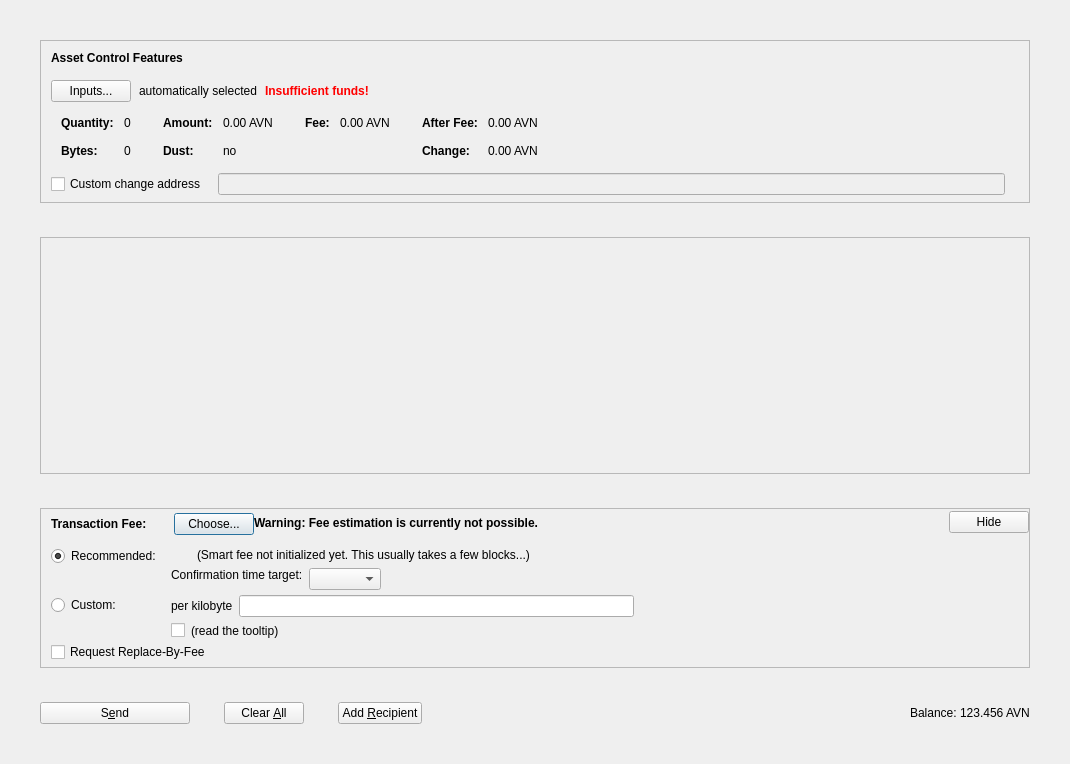
This is src/qt/forms/assetsdialog.ui in AvianNetwork/Avian as Qt 5 draws it before an edit. The edited form follows.
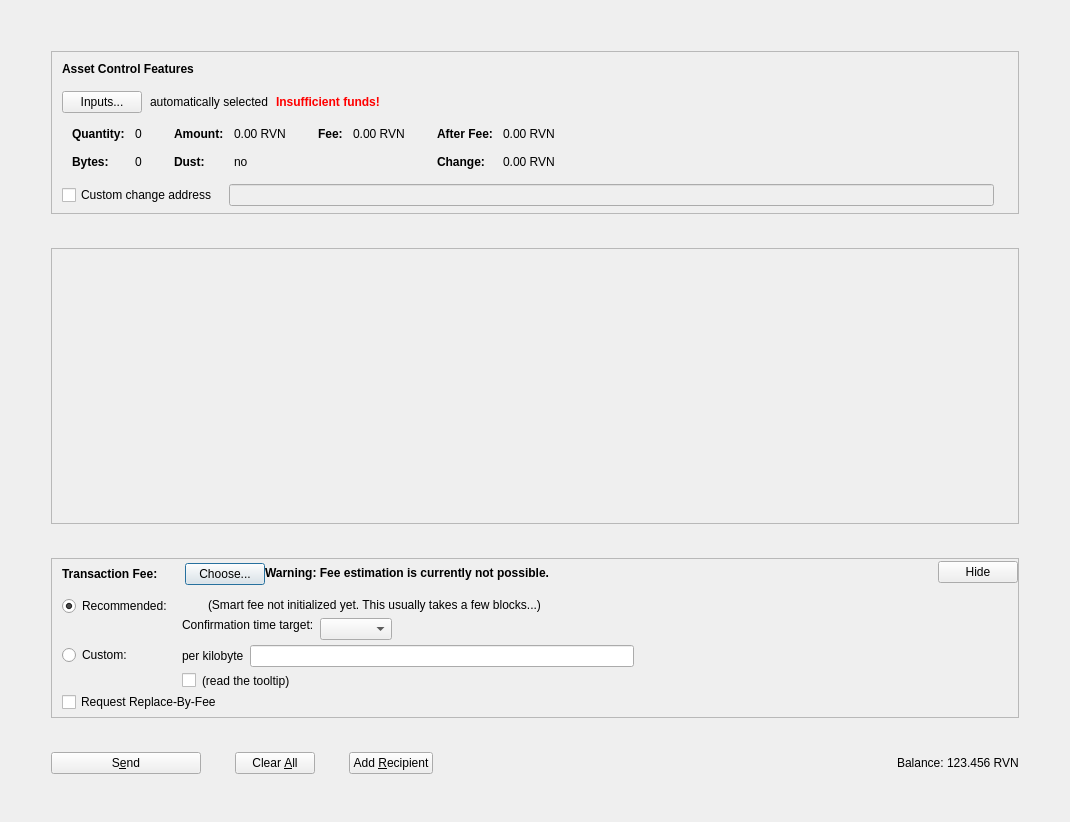
This is the edited form. Icons and pictures are not drawn. Custom widgets are drawn as their Qt base class.

```diff
--- a/src/qt/forms/assetsdialog.ui
+++ b/src/qt/forms/assetsdialog.ui
@@ -7,13 +7,18 @@
     <x>0</x>
     <y>0</y>
     <width>1070</width>
-    <height>764</height>
+    <height>822</height>
    </rect>
   </property>
   <property name="windowTitle">
    <string>Send Coins</string>
   </property>
-  <layout class="QVBoxLayout" name="verticalLayout" stretch="0,1,0,0">
+  <layout class="QVBoxLayout" name="verticalLayout" stretch="0">
+   <property name="bottomMargin">
+    <number>8</number>
+   </property>
+   <item>
+    <layout class="QVBoxLayout" name="verticalLayout_3">
    <property name="spacing">
     <number>34</number>
    </property>
@@ -66,7 +71,7 @@
        <number>6</number>
       </property>
       <item>
-       <layout class="QVBoxLayout" name="verticalLayoutAssetControl" stretch="0,0,0,0,0">
+         <layout class="QVBoxLayout" name="verticalLayoutAssetControl" stretch="0,0,0,0,1">
         <property name="spacing">
          <number>0</number>
         </property>
@@ -336,7 +341,7 @@
                   <enum>Qt::ActionsContextMenu</enum>
                  </property>
                  <property name="text">
-                  <string notr="true">0.00 AVN</string>
+                    <string notr="true">0.00 RVN</string>
                  </property>
                  <property name="textInteractionFlags">
                   <set>Qt::LinksAccessibleByMouse|Qt::TextSelectableByKeyboard|Qt::TextSelectableByMouse</set>
@@ -416,7 +421,7 @@
                   <enum>Qt::ActionsContextMenu</enum>
                  </property>
                  <property name="text">
-                  <string notr="true">0.00 AVN</string>
+                    <string notr="true">0.00 RVN</string>
                  </property>
                  <property name="textInteractionFlags">
                   <set>Qt::LinksAccessibleByMouse|Qt::TextSelectableByKeyboard|Qt::TextSelectableByMouse</set>
@@ -467,7 +472,7 @@
                   <enum>Qt::ActionsContextMenu</enum>
                  </property>
                  <property name="text">
-                  <string notr="true">0.00 AVN</string>
+                    <string notr="true">0.00 RVN</string>
                  </property>
                  <property name="textInteractionFlags">
                   <set>Qt::LinksAccessibleByMouse|Qt::TextSelectableByKeyboard|Qt::TextSelectableByMouse</set>
@@ -496,7 +501,7 @@
                   <enum>Qt::ActionsContextMenu</enum>
                  </property>
                  <property name="text">
-                  <string notr="true">0.00 AVN</string>
+                    <string notr="true">0.00 RVN</string>
                  </property>
                  <property name="textInteractionFlags">
                   <set>Qt::LinksAccessibleByMouse|Qt::TextSelectableByKeyboard|Qt::TextSelectableByMouse</set>
@@ -599,8 +604,8 @@
        <rect>
         <x>0</x>
         <y>0</y>
-        <width>988</width>
-        <height>105</height>
+          <width>964</width>
+          <height>165</height>
        </rect>
       </property>
       <layout class="QVBoxLayout" name="verticalLayout_2" stretch="0,1">
@@ -868,7 +873,7 @@
                   </widget>
                  </item>
                  <item>
-                  <widget class="AvianAmountField" name="customFee"/>
+                    <widget class="RavenAmountField" name="customFee"/>
                  </item>
                  <item>
                   <spacer name="horizontalSpacer_6">
@@ -890,7 +895,7 @@
                  <item>
                   <widget class="QCheckBox" name="checkBoxMinimumFee">
                    <property name="toolTip">
-                    <string>Paying only the minimum fee is just fine as long as there is less transaction volume than space in the blocks. But be aware that this can end up in a never confirming transaction once there is more demand for avian transactions than the network can process.</string>
+                      <string>Paying only the minimum fee is just fine as long as there is less transaction volume than space in the blocks. But be aware that this can end up in a never confirming transaction once there is more demand for raven transactions than the network can process.</string>
                    </property>
                    <property name="text">
                     <string/>
@@ -903,7 +908,7 @@
                     <bool>true</bool>
                    </property>
                    <property name="toolTip">
-                    <string>Paying only the minimum fee is just fine as long as there is less transaction volume than space in the blocks. But be aware that this can end up in a never confirming transaction once there is more demand for avian transactions than the network can process.</string>
+                      <string>Paying only the minimum fee is just fine as long as there is less transaction volume than space in the blocks. But be aware that this can end up in a never confirming transaction once there is more demand for raven transactions than the network can process.</string>
                    </property>
                    <property name="text">
                     <string>(read the tooltip)</string>
@@ -1165,7 +1170,7 @@
         <string>S&amp;end</string>
        </property>
        <property name="icon">
-        <iconset resource="../avian.qrc">
+          <iconset resource="../raven.qrc">
          <normaloff>:/icons/send</normaloff>:/icons/send</iconset>
        </property>
        <property name="autoDefault">
@@ -1191,7 +1196,7 @@
         <string>Clear &amp;All</string>
        </property>
        <property name="icon">
-        <iconset resource="../avian.qrc">
+          <iconset resource="../raven.qrc">
          <normaloff>:/icons/remove</normaloff>:/icons/remove</iconset>
        </property>
        <property name="autoDefault">
@@ -1202,13 +1207,13 @@
      <item>
       <widget class="QPushButton" name="addButton">
        <property name="toolTip">
-        <string>Transfer to multiple recipients at once</string>
+          <string>Send to multiple recipients at once</string>
        </property>
        <property name="text">
         <string>Add &amp;Recipient</string>
        </property>
        <property name="icon">
-        <iconset resource="../avian.qrc">
+          <iconset resource="../raven.qrc">
          <normaloff>:/icons/add</normaloff>:/icons/add</iconset>
        </property>
        <property name="autoDefault">
@@ -1259,12 +1264,14 @@
           <cursorShape>IBeamCursor</cursorShape>
          </property>
          <property name="text">
-          <string notr="true">123.456 AVN</string>
+            <string notr="true">123.456 RVN</string>
          </property>
          <property name="textInteractionFlags">
           <set>Qt::LinksAccessibleByMouse|Qt::TextSelectableByKeyboard|Qt::TextSelectableByMouse</set>
          </property>
         </widget>
+         </item>
+        </layout>
        </item>
       </layout>
      </item>
@@ -1279,14 +1286,14 @@
    <header>qvalidatedlineedit.h</header>
   </customwidget>
   <customwidget>
-   <class>AvianAmountField</class>
+   <class>RavenAmountField</class>
    <extends>QLineEdit</extends>
-   <header>avianamountfield.h</header>
+   <header>ravenamountfield.h</header>
    <container>1</container>
   </customwidget>
  </customwidgets>
  <resources>
-  <include location="../avian.qrc"/>
+  <include location="../raven.qrc"/>
  </resources>
  <connections/>
  <buttongroups>
```
Lines whose indentation alone changed are shown as unchanged.
